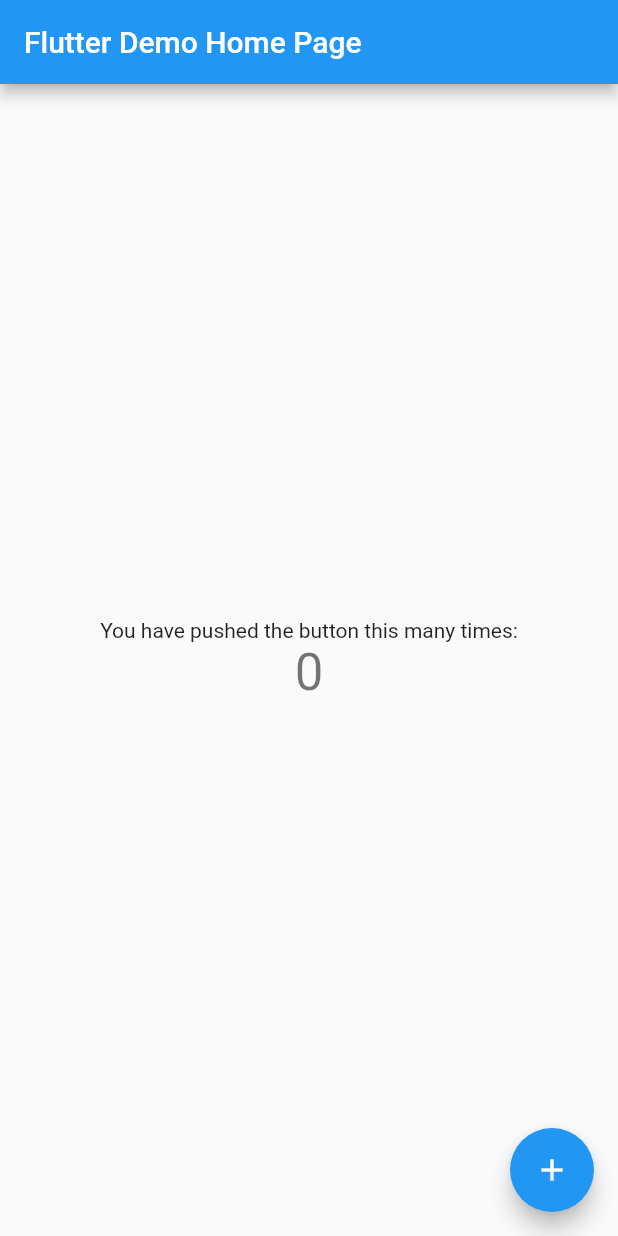
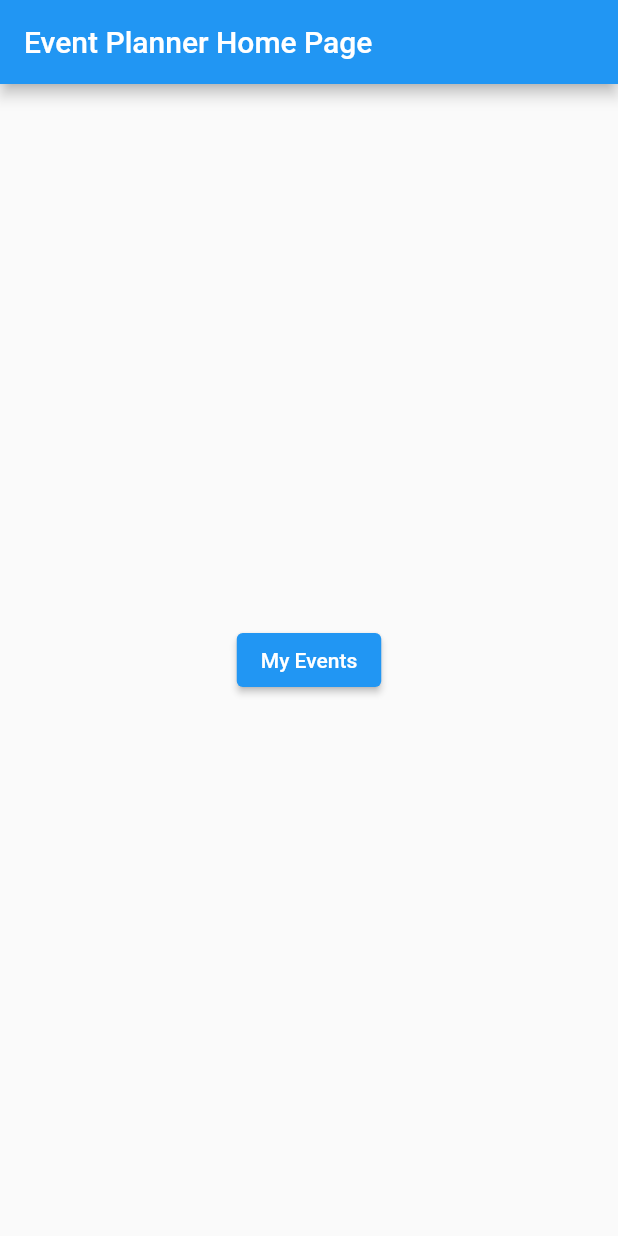
Before and after one commit to SulaimanYaacob/Event-Planner, a Flutter app: the screen it shows after launch, on a phone screen of 412 x 824 dp. Run offline on Flutter 3.47's test engine with Material 2 defaults, Android fonts, the phone set to English and light mode, and no system bars; our stand-ins replace firebase_core; accounts and stored records are empty.

Commit message:
added drawer menu to My Event page + json data and added file structure

```diff
--- a/lib/main.dart
+++ b/lib/main.dart
@@ -1,4 +1,5 @@
 import 'package:flutter/material.dart';
+import 'package:event_planner/my_EventPage.dart';
 
 void main() {
   runApp(const MyApp());
@@ -7,39 +8,20 @@ void main() {
 class MyApp extends StatelessWidget {
   const MyApp({super.key});
 
-  // This widget is the root of your application.
   @override
   Widget build(BuildContext context) {
     return MaterialApp(
-      title: 'Flutter Demo',
+      title: 'Event Planner',
       theme: ThemeData(
-        // This is the theme of your application.
-        //
-        // Try running your application with "flutter run". You'll see the
-        // application has a blue toolbar. Then, without quitting the app, try
-        // changing the primarySwatch below to Colors.green and then invoke
-        // "hot reload" (press "r" in the console where you ran "flutter run",
-        // or simply save your changes to "hot reload" in a Flutter IDE).
-        // Notice that the counter didn't reset back to zero; the application
-        // is not restarted.
         primarySwatch: Colors.blue,
       ),
-      home: const MyHomePage(title: 'Flutter Demo Home Page'),
+      home: const MyHomePage(title: 'Event Planner Home Page'),
     );
   }
 }
 
 class MyHomePage extends StatefulWidget {
   const MyHomePage({super.key, required this.title});
-
-  // This widget is the home page of your application. It is stateful, meaning
-  // that it has a State object (defined below) that contains fields that affect
-  // how it looks.
-
-  // This class is the configuration for the state. It holds the values (in this
-  // case the title) provided by the parent (in this case the App widget) and
-  // used by the build method of the State. Fields in a Widget subclass are
-  // always marked "final".
 
   final String title;
 
@@ -48,68 +30,23 @@ class MyHomePage extends StatefulWidget {
 }
 
 class _MyHomePageState extends State<MyHomePage> {
-  int _counter = 0;
-
-  void _incrementCounter() {
-    setState(() {
-      // This call to setState tells the Flutter framework that something has
-      // changed in this State, which causes it to rerun the build method below
-      // so that the display can reflect the updated values. If we changed
-      // _counter without calling setState(), then the build method would not be
-      // called again, and so nothing would appear to happen.
-      _counter++;
-    });
-  }
-
   @override
   Widget build(BuildContext context) {
-    // This method is rerun every time setState is called, for instance as done
-    // by the _incrementCounter method above.
-    //
-    // The Flutter framework has been optimized to make rerunning build methods
-    // fast, so that you can just rebuild anything that needs updating rather
-    // than having to individually change instances of widgets.
     return Scaffold(
       appBar: AppBar(
-        // Here we take the value from the MyHomePage object that was created by
-        // the App.build method, and use it to set our appbar title.
         title: Text(widget.title),
       ),
       body: Center(
-        // Center is a layout widget. It takes a single child and positions it
-        // in the middle of the parent.
-        child: Column(
-          // Column is also a layout widget. It takes a list of children and
-          // arranges them vertically. By default, it sizes itself to fit its
-          // children horizontally, and tries to be as tall as its parent.
-          //
-          // Invoke "debug painting" (press "p" in the console, choose the
-          // "Toggle Debug Paint" action from the Flutter Inspector in Android
-          // Studio, or the "Toggle Debug Paint" command in Visual Studio Code)
-          // to see the wireframe for each widget.
-          //
-          // Column has various properties to control how it sizes itself and
-          // how it positions its children. Here we use mainAxisAlignment to
-          // center the children vertically; the main axis here is the vertical
-          // axis because Columns are vertical (the cross axis would be
-          // horizontal).
-          mainAxisAlignment: MainAxisAlignment.center,
-          children: <Widget>[
-            const Text(
-              'You have pushed the button this many times:',
-            ),
-            Text(
-              '$_counter',
-              style: Theme.of(context).textTheme.headlineMedium,
-            ),
-          ],
+        child: ElevatedButton(
+          child: const Text('My Events'),
+          onPressed: () {
+            Navigator.push(
+              context,
+              MaterialPageRoute(builder: (context) => const MyEventPage()),
+            );
+          },
         ),
       ),
-      floatingActionButton: FloatingActionButton(
-        onPressed: _incrementCounter,
-        tooltip: 'Increment',
-        child: const Icon(Icons.add),
-      ), // This trailing comma makes auto-formatting nicer for build methods.
     );
   }
 }
--- /dev/null
+++ b/lib/models/events_model.dart
@@ -0,0 +1,21 @@
+class Event {
+  final int? id;
+  final String title;
+  final String subtitle;
+  final String image;
+
+  Event(
+      {this.id,
+      required this.title,
+      required this.subtitle,
+      required this.image});
+
+  factory Event.fromJson(Map<String, dynamic> json) {
+    return Event(
+      id: json['id'],
+      title: json['title'],
+      subtitle: json['subtitle'],
+      image: json['image'],
+    );
+  }
+}
--- /dev/null
+++ b/lib/services/myEvents.service.dart
@@ -0,0 +1,14 @@
+import 'dart:convert';
+import 'package:event_planner/models/events_model.dart';
+import 'package:flutter/services.dart' show rootBundle;
+
+Future<List<Event>> getMyEvents() async {
+  final jsonData = await rootBundle.loadString('lib/data/events.json');
+  List<dynamic> jsonList = await json.decode(jsonData);
+  List<Event> events = [];
+  for (var element in jsonList) {
+    events.add(Event.fromJson(element));
+  }
+
+  return events;
+}
```
Also changed, not shown: lib/data/events.json (added, +14 -0 lines), lib/my_EventPage.dart (added, +67 -0 lines), lib/widgets/events_tile.Widget.dart (added, +66 -0 lines).
